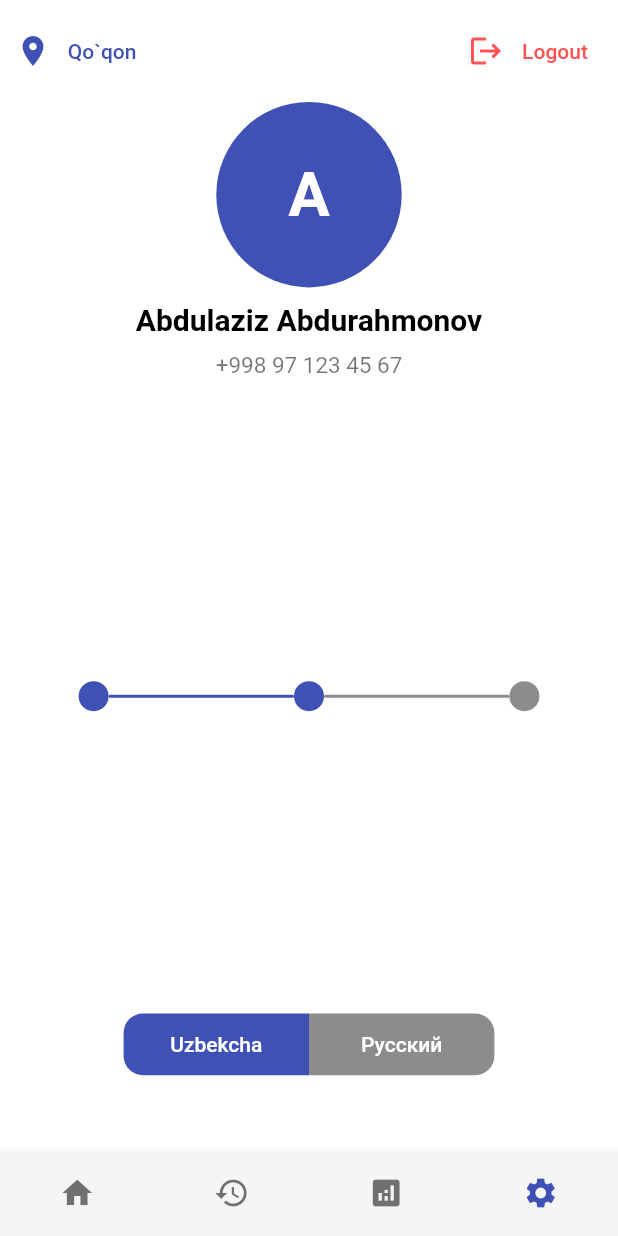
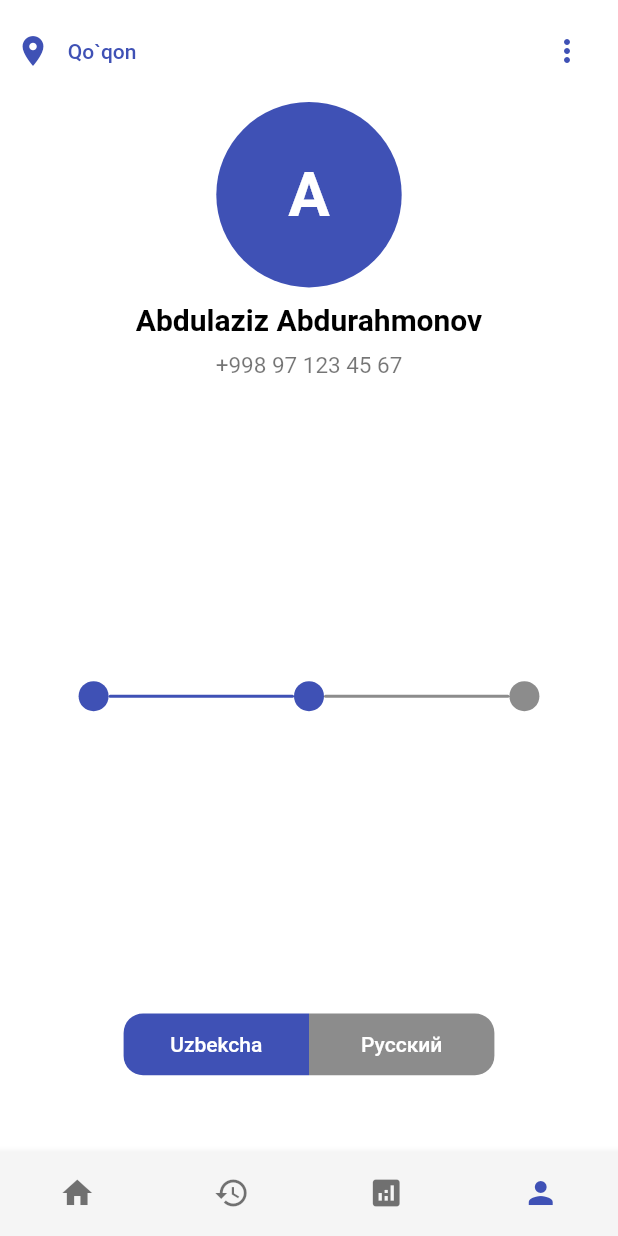
Before and after one commit to To-Rex/AvtoQismlar, a Flutter app: the screen it shows after launch, item 4 of the bottom bar chosen, on a phone screen of 412 x 824 dp. Run offline on Flutter 3.47's test engine with Material 2 defaults, Android fonts, the phone set to English and light mode, and no system bars; our stand-ins replace carousel_slider, flutter_countdown_timer, shared_preferences; generated files the repository leaves out were written again; network calls fail.

Commit message:
Avto Qismlar

```diff
--- a/lib/l10n/app_en.arb
+++ b/lib/l10n/app_en.arb
@@ -15,5 +15,7 @@
   "autoPart": "Auto Qismlar",
   "userCount": "Foydalanuvchilar soni: ",
   "register": "Ro'yxatdan o'tish",
-  "login": "Kirish"
+  "login": "Kirish",
+  "logout": "Chiqish",
+  "editProfile": "Profilni tahrirlash",
 }
--- a/lib/l10n/app_ru.arb
+++ b/lib/l10n/app_ru.arb
@@ -16,4 +16,6 @@
   "userCount": "фойдаланувчилар сони: ",
   "register": "Ройхатдан ўтиш",
   "login": "Кириш",
+  "logout": "Чиқиш",
+  "editProfile": "Профилни таҳрирлаш"
 }
--- a/lib/samples/samples.dart
+++ b/lib/samples/samples.dart
@@ -48,12 +48,12 @@ class _SampesPageState extends State<SamplesPage> with SingleTickerProviderState
           BottomNavigationBarItem(
             icon: Icon(Icons.home),
             activeIcon: Icon(Icons.home),
-            label: 'Menu',
+            label: 'Home',
           ),
           BottomNavigationBarItem(
             icon: Icon(Icons.restore),
             activeIcon: Icon(Icons.restore),
-            label: 'Tables',
+            label: 'History',
           ),
           BottomNavigationBarItem(
             icon: Icon(Icons.analytics),
@@ -61,9 +61,9 @@ class _SampesPageState extends State<SamplesPage> with SingleTickerProviderState
             label: 'Analytics',
           ),
           BottomNavigationBarItem(
-            icon: Icon(Icons.settings),
-            activeIcon: Icon(Icons.settings),
-            label: 'Settings',
+            icon: Icon(Icons.person),
+            activeIcon: Icon(Icons.person),
+            label: 'Profile',
           ),
         ],
         currentIndex: _selectedIndex,
```
Also changed, not shown: lib/fragmentTab/settings_page.dart (+43 -9 lines).
